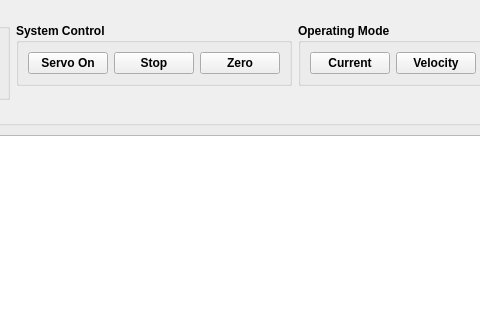
Before: the Qt Designer form PMI_Client/src/mainwindow.ui in hajunsong/PMI_project, drawn with Qt 5; both pictures show x 301 to 781 and y 0 to 320 of the 1297 by 527 pixel window.
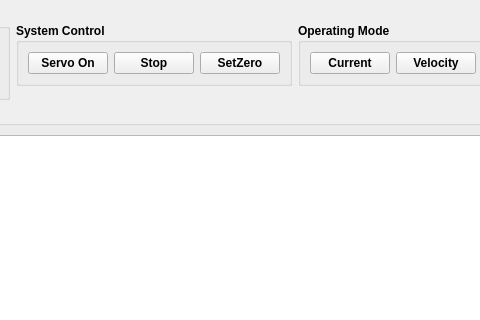
After: the same form once the commit is applied.

What changed in the file:
```diff
--- a/PMI_Client/src/mainwindow.ui
+++ b/PMI_Client/src/mainwindow.ui
@@ -149,7 +149,7 @@
           </sizepolicy>
          </property>
          <property name="text">
-          <string>Zero</string>
+          <string>SetZero</string>
          </property>
         </widget>
        </item>
```
